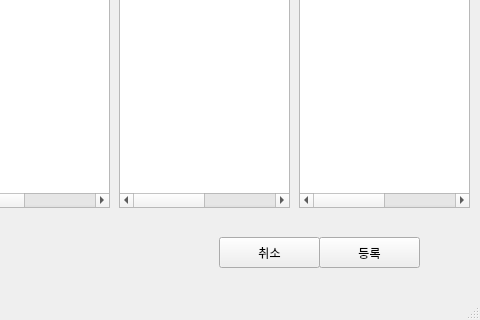
First picture: the form in view/stackedwid1.ui, repository jipark721/kh_proj, before the edit; both pictures show x 241 to 721 and y 293 to 613 of the 721 by 613 pixel window.
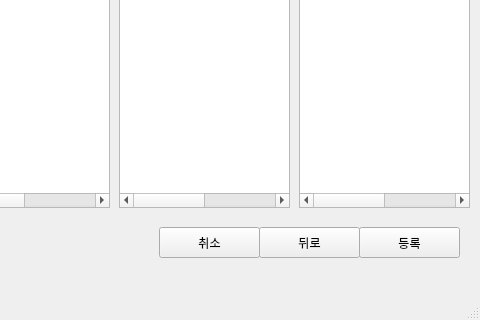
Second picture: the form after the edit. The open tabs and pages were chosen to show the change.

Diff of the .ui file:
```diff
--- a/view/stackedwid1.ui
+++ b/view/stackedwid1.ui
@@ -653,16 +653,16 @@
      <widget class="QWidget" name="widget_17" native="true">
       <property name="geometry">
        <rect>
-        <x>440</x>
-        <y>510</y>
-        <width>221</width>
+        <x>390</x>
+        <y>500</y>
+        <width>311</width>
         <height>61</height>
        </rect>
       </property>
       <widget class="QPushButton" name="btn_cancel_4_1_1">
        <property name="geometry">
         <rect>
-         <x>10</x>
+         <x>0</x>
          <y>20</y>
          <width>101</width>
          <height>31</height>
@@ -675,7 +675,7 @@
       <widget class="QPushButton" name="btn_registerClient_4_1_1">
        <property name="geometry">
         <rect>
-         <x>110</x>
+         <x>200</x>
          <y>20</y>
          <width>101</width>
          <height>31</height>
@@ -685,6 +685,19 @@
         <string>등록</string>
        </property>
       </widget>
+      <widget class="QPushButton" name="btn_back_4_1_1">
+       <property name="geometry">
+        <rect>
+         <x>100</x>
+         <y>20</y>
+         <width>101</width>
+         <height>31</height>
+        </rect>
+       </property>
+       <property name="text">
+        <string>뒤로</string>
+       </property>
+      </widget>
      </widget>
     </widget>
     <widget class="QWidget" name="page_4_2">
```
Left out of the diff: 44 changed lines with no effect on the pictures.
